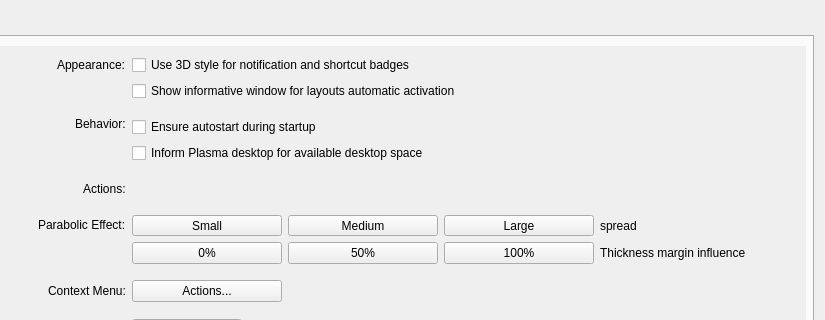
This is app/settings/settingsdialog/settingsdialog.ui in khanhdew/latte-dock-ng as Qt 5 draws it before an edit; both pictures show x 275 to 1100 and y 0 to 320 of the 1100 by 750 pixel window. The edited form follows.
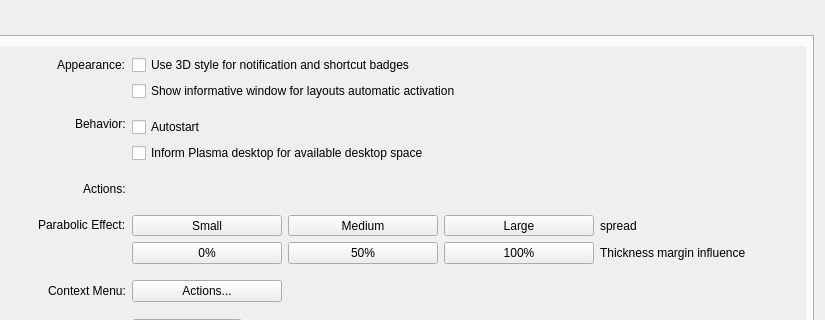
This is the edited form. The open tabs and pages were chosen to show the change. Icons and pictures are not drawn. Custom widgets are drawn as their Qt base class.

Commit message: fix: make XDG autostart the single source of truth

What changed in the file:
```diff
--- a/app/settings/settingsdialog/settingsdialog.ui
+++ b/app/settings/settingsdialog/settingsdialog.ui
@@ -726,7 +726,7 @@
                 <string>Ensure the standard XDG autostart entry is active after each relogin. When unchecked, Latte removes its XDG autostart entry.</string>
                </property>
                <property name="text">
-                <string>Ensure autostart during startup</string>
+                <string>Autostart</string>
                </property>
               </widget>
              </item>
```
Left out of the diff: 2 changed lines with no effect on the pictures. The commit also changes 13 other files.
